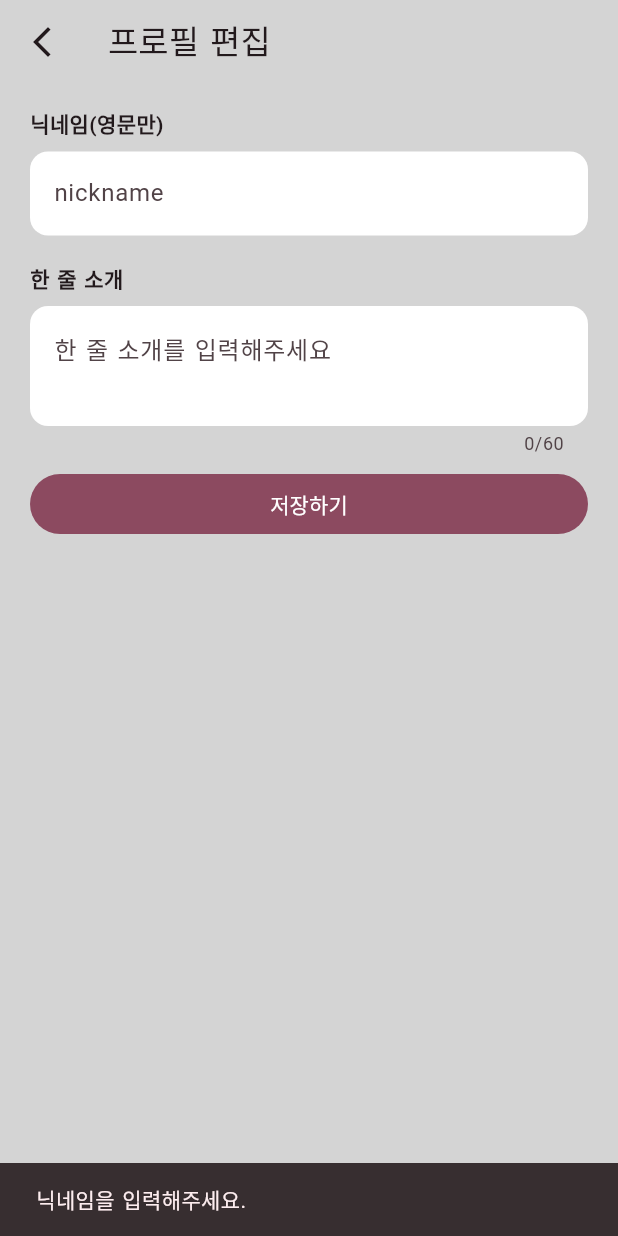
After one commit to wjddns0122/daylog, a Flutter app: the ProfileEditScreen screen opened by its route, after a tap on "저장하기", on a phone screen of 412 x 824 dp. The commit adds this screen. Run offline on Flutter 3.47's test engine with Material 3 defaults, Android fonts, the phone set to English and light mode, and no system bars; our stand-ins replace cached_network_image, camera, cloud_firestore, cloud_functions, firebase_auth, firebase_core and 15 more; missing offline and left inert: kakao_flutter_sdk, kakao_flutter_sdk_user; accounts and stored records are empty; generated files the repository leaves out were written again; Roboto replaces fonts that are missing (Pretendard); project files that could hold a hidden picture were left out.

Commit message:
feat: Introduce profile editing screen and implement comprehensive nickname validation for user sign-up and profile updates.

```diff
--- a/lib/app/router.dart
+++ b/lib/app/router.dart
@@ -11,6 +11,7 @@ import 'package:daylog/features/feed/presentation/screens/pending_screen.dart';
 import 'package:daylog/features/navigation/presentation/screens/main_scaffold.dart';
 import 'package:daylog/features/notification/presentation/screens/notification_screen.dart';
 import 'package:daylog/features/profile/presentation/screens/profile_screen.dart';
+import 'package:daylog/features/profile/presentation/screens/profile_edit_screen.dart';
 import 'package:daylog/features/profile/presentation/screens/user_posts_screen.dart';
 import 'package:daylog/features/settings/presentation/screens/settings_screen.dart';
 import 'package:daylog/features/settings/presentation/screens/change_password_screen.dart';
@@ -178,6 +179,11 @@ GoRouter router(Ref ref) {
             const FollowListScreen(type: FollowListType.following),
       ),
       GoRoute(
+        path: '/profile/edit',
+        parentNavigatorKey: _rootNavigatorKey,
+        builder: (context, state) => const ProfileEditScreen(),
+      ),
+      GoRoute(
         path: '/users/:uid',
         parentNavigatorKey: _rootNavigatorKey,
         builder: (context, state) {
--- a/lib/features/auth/data/repositories/auth_repository_impl.dart
+++ b/lib/features/auth/data/repositories/auth_repository_impl.dart
@@ -30,6 +30,60 @@ class AuthRepositoryImpl implements AuthRepository {
             GoogleSignIn(
               scopes: ['email'],
             );
+
+  static final RegExp _nicknameRegExp = RegExp(r'^[A-Za-z]+$');
+  static const int _nicknameMinLength = 3;
+  static const int _nicknameMaxLength = 20;
+
+  Future<void> _validateNickname({
+    required String nickname,
+    String? currentUid,
+  }) async {
+    final trimmed = nickname.trim();
+    if (trimmed.isEmpty) {
+      throw FirebaseAuthException(
+        code: 'invalid-nickname',
+        message: 'Nickname is required.',
+      );
+    }
+
+    if (!_nicknameRegExp.hasMatch(trimmed)) {
+      throw FirebaseAuthException(
+        code: 'invalid-nickname-format',
+        message: 'Nickname must contain only English letters.',
+      );
+    }
+
+    if (trimmed.length < _nicknameMinLength ||
+        trimmed.length > _nicknameMaxLength) {
+      throw FirebaseAuthException(
+        code: 'invalid-nickname-length',
+        message:
+            'Nickname must be between $_nicknameMinLength and $_nicknameMaxLength characters.',
+      );
+    }
+
+    final lower = trimmed.toLowerCase();
+    final snapshot = await _firestore
+        .collection('users')
+        .where('nicknameLower', isEqualTo: lower)
+        .limit(1)
+        .get();
+
+    if (snapshot.docs.isEmpty) {
+      return;
+    }
+
+    final existing = snapshot.docs.first;
+    if (currentUid != null && existing.id == currentUid) {
+      return;
+    }
+
+    throw FirebaseAuthException(
+      code: 'nickname-already-in-use',
+      message: 'Nickname is already in use.',
+    );
+  }
 
   @override
   Stream<UserModel?> get authStateChanges {
@@ -139,6 +193,8 @@ class AuthRepositoryImpl implements AuthRepository {
     required String nickname,
   }) async {
     try {
+      await _validateNickname(nickname: nickname);
+
       final userCredential = await _firebaseAuth.createUserWithEmailAndPassword(
         email: email,
         password: password,
@@ -332,12 +388,7 @@ class AuthRepositoryImpl implements AuthRepository {
 
     final trimmedNickname = nickname.trim();
     final trimmedBio = bio.trim();
-    if (trimmedNickname.isEmpty) {
-      throw FirebaseAuthException(
-        code: 'invalid-display-name',
-        message: 'Nickname is required.',
-      );
-    }
+    await _validateNickname(nickname: trimmedNickname, currentUid: user.uid);
     if (trimmedBio.isEmpty) {
       throw FirebaseAuthException(
         code: 'invalid-argument',
@@ -345,7 +396,10 @@ class AuthRepositoryImpl implements AuthRepository {
       );
     }
 
-    String? photoUrl = user.photoURL;
+    final existingDoc =
+        await _firestore.collection('users').doc(user.uid).get();
+    String? photoUrl =
+        user.photoURL ?? existingDoc.data()?['photoUrl'] as String?;
     if (profileImagePath != null && profileImagePath.trim().isNotEmpty) {
       final file = File(profileImagePath);
       final ref = _storage.ref().child('profile_images/${user.uid}.jpg');
--- a/lib/features/auth/presentation/screens/profile_setup_screen.dart
+++ b/lib/features/auth/presentation/screens/profile_setup_screen.dart
@@ -9,6 +9,7 @@ import 'package:go_router/go_router.dart';
 import 'package:hooks_riverpod/hooks_riverpod.dart';
 import 'package:image_picker/image_picker.dart';
 import 'dart:io';
+import 'package:firebase_auth/firebase_auth.dart';
 
 class ProfileSetupScreen extends ConsumerStatefulWidget {
   const ProfileSetupScreen({super.key});
@@ -18,6 +19,9 @@ class ProfileSetupScreen extends ConsumerStatefulWidget {
 }
 
 class _ProfileSetupScreenState extends ConsumerState<ProfileSetupScreen> {
+  static final RegExp _nicknameRegExp = RegExp(r'^[A-Za-z]+$');
+  static const int _nicknameMinLength = 3;
+  static const int _nicknameMaxLength = 20;
   final _nicknameController = TextEditingController();
   final _bioController = TextEditingController();
   int _step = 0;
@@ -57,9 +61,23 @@ class _ProfileSetupScreenState extends ConsumerState<ProfileSetupScreen> {
   }
 
   void _goToPhotoStep() {
-    if (_nicknameController.text.trim().isEmpty) {
+    final nickname = _nicknameController.text.trim();
+    if (nickname.isEmpty) {
       ScaffoldMessenger.of(context).showSnackBar(
         const SnackBar(content: Text('닉네임을 먼저 입력해주세요.')),
+      );
+      return;
+    }
+    if (!_nicknameRegExp.hasMatch(nickname)) {
+      ScaffoldMessenger.of(context).showSnackBar(
+        const SnackBar(content: Text('닉네임은 영어만 입력할 수 있어요.')),
+      );
+      return;
+    }
+    if (nickname.length < _nicknameMinLength ||
+        nickname.length > _nicknameMaxLength) {
+      ScaffoldMessenger.of(context).showSnackBar(
+        const SnackBar(content: Text('닉네임은 3자 이상 20자 이하로 입력해주세요.')),
       );
       return;
     }
@@ -83,6 +101,19 @@ class _ProfileSetupScreenState extends ConsumerState<ProfileSetupScreen> {
     if (nickname.isEmpty) {
       ScaffoldMessenger.of(context).showSnackBar(
         const SnackBar(content: Text('닉네임을 입력해주세요.')),
+      );
+      return;
+    }
+    if (!_nicknameRegExp.hasMatch(nickname)) {
+      ScaffoldMessenger.of(context).showSnackBar(
+        const SnackBar(content: Text('닉네임은 영어만 입력할 수 있어요.')),
+      );
+      return;
+    }
+    if (nickname.length < _nicknameMinLength ||
+        nickname.length > _nicknameMaxLength) {
+      ScaffoldMessenger.of(context).showSnackBar(
+        const SnackBar(content: Text('닉네임은 3자 이상 20자 이하로 입력해주세요.')),
       );
       return;
     }
@@ -114,8 +145,17 @@ class _ProfileSetupScreenState extends ConsumerState<ProfileSetupScreen> {
       context.go('/');
     } catch (e) {
       if (!mounted) return;
+      String message = '프로필 설정 중 오류가 발생했어요: $e';
+      if (e is FirebaseAuthException) {
+        message = switch (e.code) {
+          'nickname-already-in-use' => '이미 사용 중인 닉네임이에요.',
+          'invalid-nickname-format' => '닉네임은 영어만 사용할 수 있어요.',
+          'invalid-nickname-length' => '닉네임은 3자 이상 20자 이하로 입력해주세요.',
+          _ => e.message ?? '프로필 설정 중 오류가 발생했어요.',
+        };
+      }
       ScaffoldMessenger.of(context).showSnackBar(
-        SnackBar(content: Text('프로필 설정 중 오류가 발생했어요: $e')),
+        SnackBar(content: Text(message)),
       );
     } finally {
       if (mounted) {
--- a/lib/features/auth/presentation/screens/signup_screen.dart
+++ b/lib/features/auth/presentation/screens/signup_screen.dart
@@ -5,6 +5,7 @@ import 'package:daylog/features/auth/presentation/widgets/auth_header.dart';
 import 'package:daylog/features/auth/presentation/widgets/auth_scaffold.dart';
 import 'package:daylog/features/auth/presentation/widgets/auth_social_section.dart';
 import 'package:daylog/features/auth/presentation/widgets/auth_text_field.dart';
+import 'package:firebase_auth/firebase_auth.dart';
 import 'package:flutter/material.dart';
 import 'package:flutter_riverpod/flutter_riverpod.dart';
 import 'package:go_router/go_router.dart';
@@ -17,6 +18,9 @@ class SignupScreen extends ConsumerStatefulWidget {
 }
 
 class _SignupScreenState extends ConsumerState<SignupScreen> {
+  static final RegExp _nicknameRegExp = RegExp(r'^[A-Za-z]+$');
+  static const int _nicknameMinLength = 3;
+  static const int _nicknameMaxLength = 20;
   final _emailController = TextEditingController();
   final _passwordController = TextEditingController();
   final _lastNameController = TextEditingController();
@@ -61,6 +65,20 @@ class _SignupScreenState extends ConsumerState<SignupScreen> {
       return;
     }
 
+    if (!_nicknameRegExp.hasMatch(nickname)) {
+      ScaffoldMessenger.of(context).showSnackBar(
+        const SnackBar(content: Text('닉네임은 영어만 입력할 수 있어요.')),
+      );
+      return;
+    }
+    if (nickname.length < _nicknameMinLength ||
+        nickname.length > _nicknameMaxLength) {
+      ScaffoldMessenger.of(context).showSnackBar(
+        const SnackBar(content: Text('닉네임은 3자 이상 20자 이하로 입력해주세요.')),
+      );
+      return;
+    }
+
     await ref.read(authViewModelProvider.notifier).signUp(
           email: email,
           password: password,
@@ -73,8 +91,18 @@ class _SignupScreenState extends ConsumerState<SignupScreen> {
   Widget build(BuildContext context) {
     ref.listen(authViewModelProvider, (previous, next) {
       if (next.hasError) {
+        String message = '회원가입 실패: ${next.error}';
+        final err = next.error;
+        if (err is FirebaseAuthException) {
+          message = switch (err.code) {
+            'nickname-already-in-use' => '이미 사용 중인 닉네임이에요.',
+            'invalid-nickname-format' => '닉네임은 영어만 사용할 수 있어요.',
+            'invalid-nickname-length' => '닉네임은 3자 이상 20자 이하로 입력해주세요.',
+            _ => '회원가입 실패: ${err.message ?? err.code}',
+          };
+        }
         ScaffoldMessenger.of(context).showSnackBar(
-          SnackBar(content: Text('회원가입 실패: ${next.error}')),
+          SnackBar(content: Text(message)),
         );
       }
       // Navigation is handled by router based on auth state
--- /dev/null
+++ b/lib/features/profile/presentation/screens/profile_edit_screen.dart
@@ -0,0 +1,181 @@
+import 'package:daylog/core/theme/app_theme.dart';
+import 'package:daylog/features/auth/presentation/viewmodels/auth_view_model.dart';
+import 'package:flutter/material.dart';
+import 'package:firebase_auth/firebase_auth.dart';
+import 'package:go_router/go_router.dart';
+import 'package:hooks_riverpod/hooks_riverpod.dart';
+
+class ProfileEditScreen extends ConsumerStatefulWidget {
+  const ProfileEditScreen({super.key});
+
+  @override
+  ConsumerState<ProfileEditScreen> createState() => _ProfileEditScreenState();
+}
+
+class _ProfileEditScreenState extends ConsumerState<ProfileEditScreen> {
+  static final RegExp _nicknameRegExp = RegExp(r'^[A-Za-z]+$');
+  static const int _nicknameMinLength = 3;
+  static const int _nicknameMaxLength = 20;
+
+  final _nicknameController = TextEditingController();
+  final _bioController = TextEditingController();
+  bool _isSaving = false;
+
+  @override
+  void initState() {
+    super.initState();
+    final user = ref.read(authViewModelProvider).valueOrNull;
+    if (user != null) {
+      _nicknameController.text = user.nickname ?? '';
+      _bioController.text = user.bio ?? '';
+    }
+  }
+
+  @override
+  void dispose() {
+    _nicknameController.dispose();
+    _bioController.dispose();
+    super.dispose();
+  }
+
+  Future<void> _save() async {
+    if (_isSaving) return;
+
+    final nickname = _nicknameController.text.trim();
+    final bio = _bioController.text.trim();
+
+    if (nickname.isEmpty) {
+      ScaffoldMessenger.of(context).showSnackBar(
+        const SnackBar(content: Text('닉네임을 입력해주세요.')),
+      );
+      return;
+    }
+    if (!_nicknameRegExp.hasMatch(nickname)) {
+      ScaffoldMessenger.of(context).showSnackBar(
+        const SnackBar(content: Text('닉네임은 영어만 입력할 수 있어요.')),
+      );
+      return;
+    }
+    if (nickname.length < _nicknameMinLength ||
+        nickname.length > _nicknameMaxLength) {
+      ScaffoldMessenger.of(context).showSnackBar(
+        const SnackBar(content: Text('닉네임은 3자 이상 20자 이하로 입력해주세요.')),
+      );
+      return;
+    }
+    if (bio.isEmpty) {
+      ScaffoldMessenger.of(context).showSnackBar(
+        const SnackBar(content: Text('한 줄 소개를 입력해주세요.')),
+      );
+      return;
+    }
+    if (bio.length > 60) {
+      ScaffoldMessenger.of(context).showSnackBar(
+        const SnackBar(content: Text('한 줄 소개는 60자 이내로 입력해주세요.')),
+      );
+      return;
+    }
+
+    setState(() {
+      _isSaving = true;
+    });
+
+    try {
+      await ref.read(authViewModelProvider.notifier).completeProfileSetup(
+            nickname: nickname,
+            bio: bio,
+          );
+      if (!mounted) return;
+      context.pop();
+    } catch (e) {
+      if (!mounted) return;
+      String message = '프로필 저장 중 오류가 발생했어요.';
+      if (e is FirebaseAuthException) {
+        message = switch (e.code) {
+          'nickname-already-in-use' => '이미 사용 중인 닉네임이에요.',
+          'invalid-nickname-format' => '닉네임은 영어만 사용할 수 있어요.',
+          'invalid-nickname-length' => '닉네임은 3자 이상 20자 이하로 입력해주세요.',
+          _ => e.message ?? message,
+        };
+      }
+      ScaffoldMessenger.of(context).showSnackBar(
+        SnackBar(content: Text(message)),
+      );
+    } finally {
+      if (mounted) {
+        setState(() {
+          _isSaving = false;
+        });
+      }
+    }
+  }
+
+  @override
+  Widget build(BuildContext context) {
+    return Scaffold(
+      backgroundColor: AppTheme.backgroundColor,
+      appBar: AppBar(
+        backgroundColor: AppTheme.backgroundColor,
+        title: const Text('프로필 편집'),
+        leading: IconButton(
+          icon: const Icon(Icons.arrow_back_ios_new),
+          onPressed: () => context.pop(),
+        ),
+      ),
+      body: ListView(
+        padding: const EdgeInsets.fromLTRB(20, 16, 20, 24),
+        children: [
+          const Text(
+            '닉네임(영문만)',
+            style: TextStyle(fontWeight: FontWeight.w600),
+          ),
+          const SizedBox(height: 8),
+          TextField(
+            controller: _nicknameController,
+            decoration: InputDecoration(
+              hintText: 'nickname',
+              filled: true,
+              fillColor: Colors.white,
+              border: OutlineInputBorder(
+                borderRadius: BorderRadius.circular(12),
+                borderSide: BorderSide.none,
+              ),
+            ),
+          ),
+          const SizedBox(height: 18),
+          const Text(
+            '한 줄 소개',
+            style: TextStyle(fontWeight: FontWeight.w600),
+          ),
+          const SizedBox(height: 8),
+          TextField(
+            controller: _bioController,
+            minLines: 2,
+            maxLines: 3,
+            maxLength: 60,
+            decoration: InputDecoration(
+              hintText: '한 줄 소개를 입력해주세요',
+              filled: true,
+              fillColor: Colors.white,
+              border: OutlineInputBorder(
+                borderRadius: BorderRadius.circular(12),
+                borderSide: BorderSide.none,
+              ),
+            ),
+          ),
+          const SizedBox(height: 8),
+          FilledButton(
+            onPressed: _isSaving ? null : _save,
+            child: _isSaving
+                ? const SizedBox(
+                    width: 16,
+                    height: 16,
+                    child: CircularProgressIndicator(strokeWidth: 2),
+                  )
+                : const Text('저장하기'),
+          ),
+        ],
+      ),
+    );
+  }
+}
--- a/lib/features/profile/presentation/screens/profile_screen.dart
+++ b/lib/features/profile/presentation/screens/profile_screen.dart
@@ -176,11 +176,7 @@ class _ProfileScreenState extends ConsumerState<ProfileScreen> {
                         : '팔로잉'),
                 isActionButtonLoading: !isOwnProfile && _isFollowActionInFlight,
                 onActionButtonPressed: isOwnProfile
-                    ? () {
-                        ScaffoldMessenger.of(context).showSnackBar(
-                          const SnackBar(content: Text('프로필 편집 기능 준비 중입니다.')),
-                        );
-                      }
+                    ? () => context.push('/profile/edit')
                     : () => _toggleFollow(user.uid, relationship),
               ),
             ),
```
Also changed, not shown: lib/app/router.g.dart.
